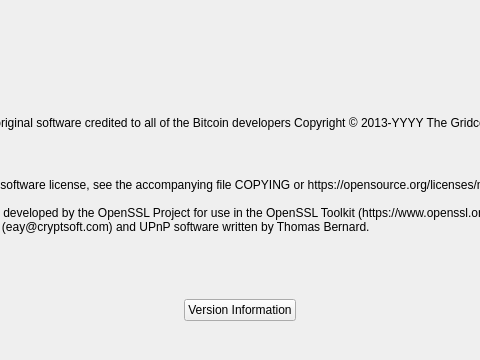
Before: the Qt Designer form src/qt/forms/aboutdialog.ui in gridcoin-community/Gridcoin-Research, drawn with Qt 5; both pictures show x 186 to 666 and y 0 to 360 of the 839 by 360 pixel window.
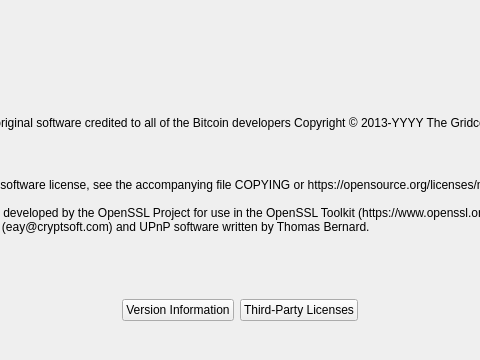
After: the same form once the commit is applied.

```diff
--- a/src/qt/forms/aboutdialog.ui
+++ b/src/qt/forms/aboutdialog.ui
@@ -177,6 +177,16 @@
          </property>
         </widget>
        </item>
+       <item>
+        <widget class="QPushButton" name="thirdPartyLicensesButton">
+         <property name="text">
+          <string>Third-Party Licenses</string>
+         </property>
+         <property name="toolTip">
+          <string>Show the licenses of the fonts bundled with this wallet</string>
+         </property>
+        </widget>
+       </item>
        <item>
         <spacer name="horizontalSpacer_2">
          <property name="orientation">
```
